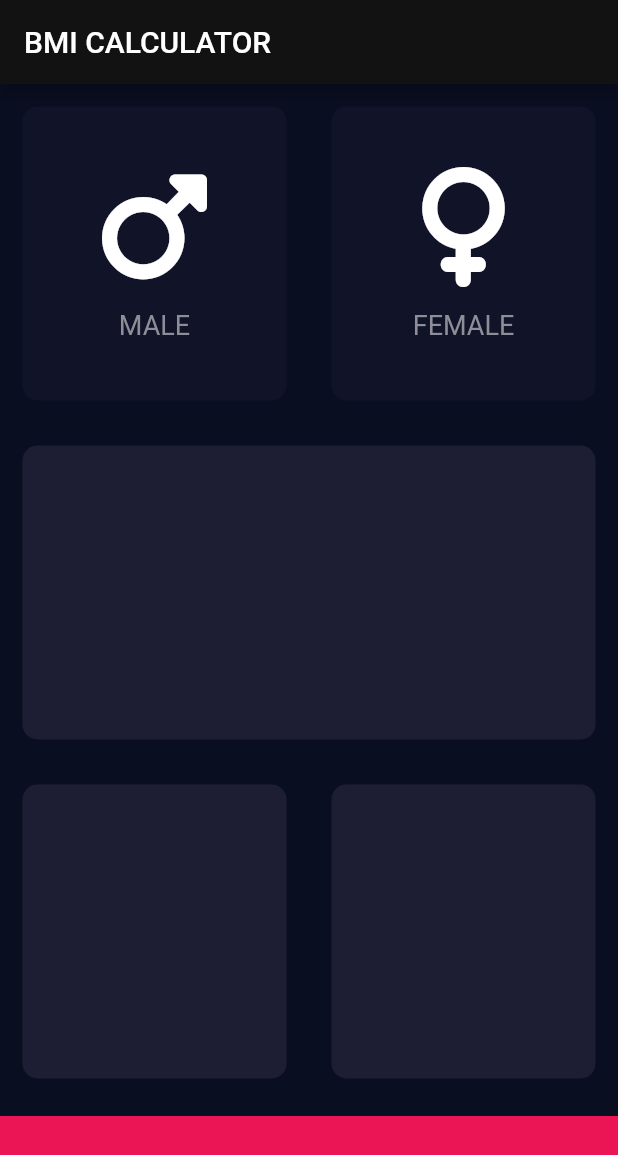
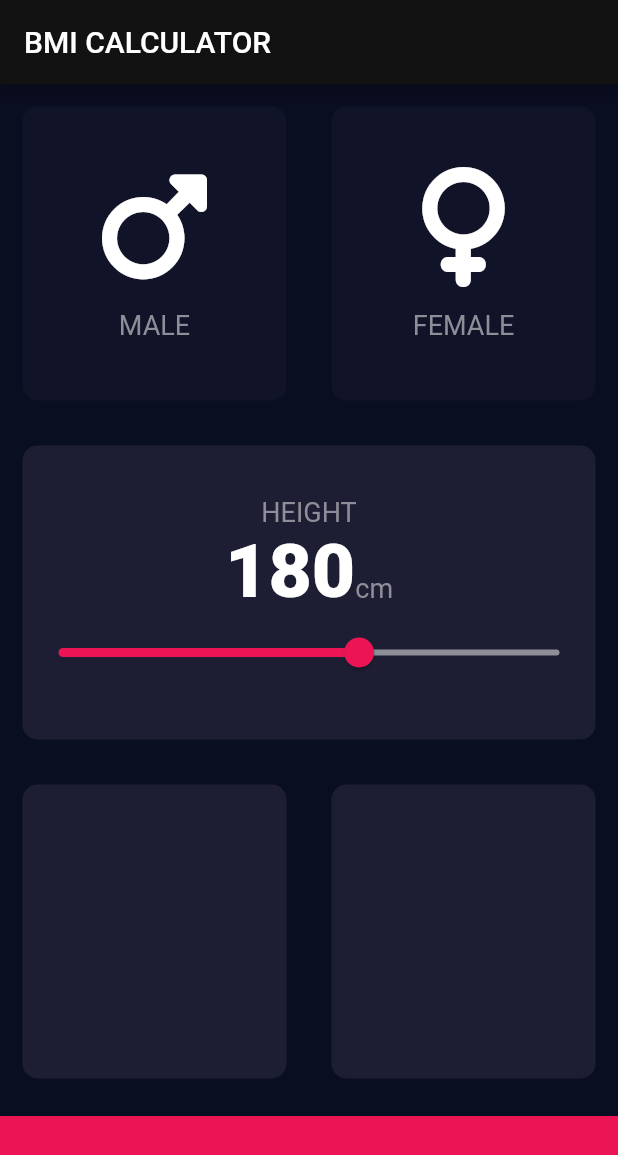
Before and after one commit to MateuszRajczyk/BMICalculator, a Flutter app: the screen it shows after launch, on a phone screen of 412 x 824 dp. Shown: the top 1155 px of the screen. Run offline on Flutter 3.47's test engine with Material 2 defaults, Android fonts, the phone set to English and light mode, and no system bars; our stand-ins replace font_awesome_flutter.

Commit message:
create constant with style height number, create content for set height with slider

```diff
--- a/lib/constants.dart
+++ b/lib/constants.dart
@@ -9,3 +9,8 @@ const kLabelTextStyle = TextStyle(
   fontSize: 18.0,
   color: Color(0xFF8D8E98),
 );
+
+const kNumberTextStyle = TextStyle(
+  fontSize: 50.0,
+  fontWeight: FontWeight.w900,
+);
--- a/lib/input_page.dart
+++ b/lib/input_page.dart
@@ -19,6 +19,7 @@ class InputPage extends StatefulWidget {
 
 class _InputPageState extends State<InputPage> {
   Gender? selectedGender;
+  int height = 180;
 
   @override
   Widget build(BuildContext context) {
@@ -69,9 +70,44 @@ class _InputPageState extends State<InputPage> {
                 ],
               ),
             ),
-            const Expanded(
+            Expanded(
               child: ReuseableCard(
-                cardChild: Column(),
+                cardChild: Column(
+                  mainAxisAlignment: MainAxisAlignment.center,
+                  children: [
+                    const Text(
+                      'HEIGHT',
+                      style: kLabelTextStyle,
+                    ),
+                    Row(
+                      mainAxisAlignment: MainAxisAlignment.center,
+                      crossAxisAlignment: CrossAxisAlignment.baseline,
+                      textBaseline: TextBaseline.alphabetic,
+                      children: [
+                        Text(
+                          height.toString(),
+                          style: kNumberTextStyle,
+                        ),
+                        const Text(
+                          'cm',
+                          style: kLabelTextStyle,
+                        ),
+                      ],
+                    ),
+                    Slider(
+                      value: height.toDouble(),
+                      min: 120.0,
+                      max: 220.0,
+                      activeColor: const Color(0xFFEB1555),
+                      inactiveColor: const Color(0xFF8D8E98),
+                      onChanged: (double newValue) {
+                        setState(() {
+                          height = newValue.round();
+                        });
+                      },
+                    ),
+                  ],
+                ),
               ),
             ),
             const Expanded(
```
